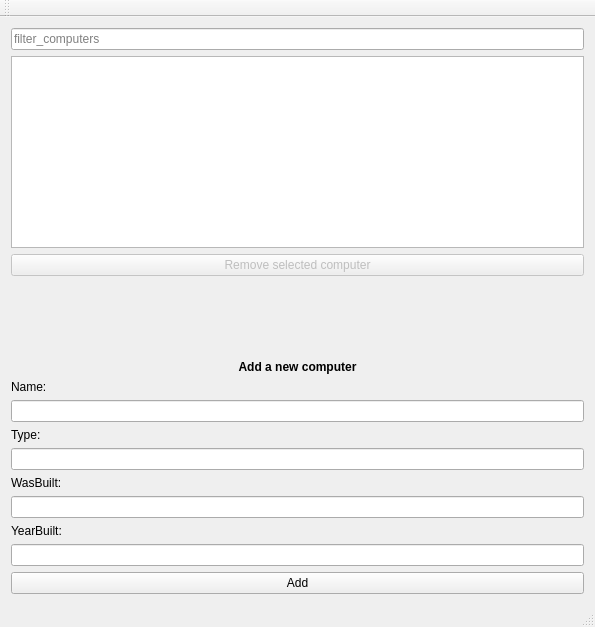
Old version of the form vika3/week3/mainwindow.ui in the repository axelboga/hopur32.
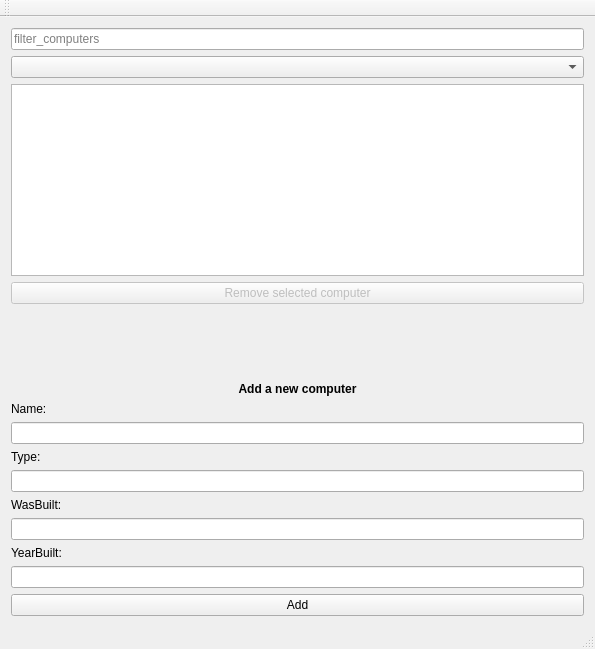
New version of the form.

Diff of the .ui file:
```diff
--- a/vika3/week3/mainwindow.ui
+++ b/vika3/week3/mainwindow.ui
@@ -7,7 +7,7 @@
     <x>0</x>
     <y>0</y>
     <width>595</width>
-    <height>627</height>
+    <height>649</height>
    </rect>
   </property>
   <property name="windowTitle">
@@ -22,6 +22,9 @@
       </property>
      </widget>
     </item>
+    <item>
+     <widget class="QComboBox" name="dropdown_order_by"/>
+    </item>
     <item>
      <widget class="QListWidget" name="list_computers"/>
     </item>
```
Left out of the diff: 1 changed line with no effect on the pictures.
